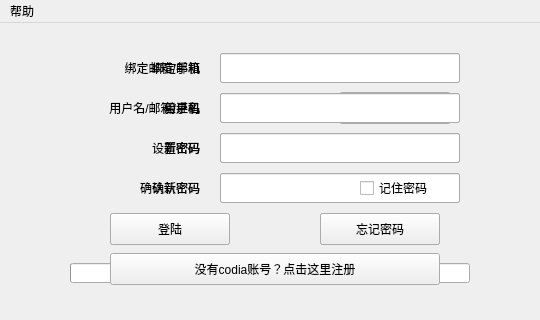
First picture: the form in loginWindow.ui, repository Camorgx/CodiaClient, before the edit.
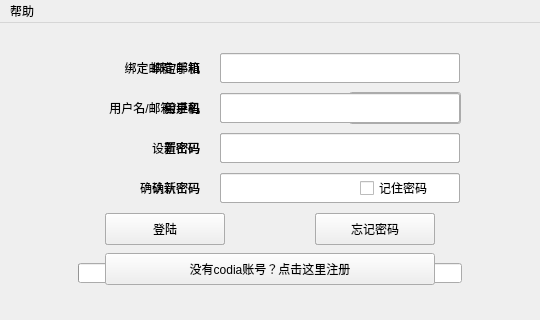
Second picture: the form after the edit. Icons and pictures are not drawn.

Commit message: 修复注册界面UI未对齐的bug, 优化登录界面UI

Diff of the .ui file:
```diff
--- a/loginWindow.ui
+++ b/loginWindow.ui
@@ -63,7 +63,7 @@
     <widget class="QPushButton" name="pushButtonLoginGoReset">
      <property name="geometry">
       <rect>
-       <x>320</x>
+       <x>315</x>
        <y>190</y>
        <width>120</width>
        <height>32</height>
@@ -160,7 +160,7 @@
     <widget class="QPushButton" name="pushButtonLoginGoRegister">
      <property name="geometry">
       <rect>
-       <x>110</x>
+       <x>105</x>
        <y>230</y>
        <width>330</width>
        <height>32</height>
@@ -173,7 +173,7 @@
     <widget class="QPushButton" name="pushButtonLogin">
      <property name="geometry">
       <rect>
-       <x>110</x>
+       <x>105</x>
        <y>190</y>
        <width>120</width>
        <height>32</height>
@@ -186,9 +186,9 @@
     <widget class="QProgressBar" name="progressBarLogin">
      <property name="geometry">
       <rect>
-       <x>70</x>
+       <x>78</x>
        <y>240</y>
-       <width>400</width>
+       <width>384</width>
        <height>20</height>
       </rect>
      </property>
@@ -242,7 +242,7 @@
     <widget class="QPushButton" name="pushButtonRegister">
      <property name="geometry">
       <rect>
-       <x>110</x>
+       <x>105</x>
        <y>190</y>
        <width>120</width>
        <height>32</height>
@@ -376,7 +376,7 @@
     <widget class="QPushButton" name="pushButtonRegisterReturn">
      <property name="geometry">
       <rect>
-       <x>320</x>
+       <x>315</x>
        <y>190</y>
        <width>120</width>
        <height>32</height>
@@ -405,7 +405,7 @@
     <widget class="QPushButton" name="pushButtonReset">
      <property name="geometry">
       <rect>
-       <x>110</x>
+       <x>105</x>
        <y>190</y>
        <width>120</width>
        <height>32</height>
@@ -554,7 +554,7 @@
     <widget class="QPushButton" name="pushButtonResetAcquire">
      <property name="geometry">
       <rect>
-       <x>339</x>
+       <x>349</x>
        <y>69</y>
        <width>112</width>
        <height>32</height>
@@ -567,7 +567,7 @@
     <widget class="QPushButton" name="pushButtonResetReturn">
      <property name="geometry">
       <rect>
-       <x>320</x>
+       <x>315</x>
        <y>190</y>
        <width>120</width>
        <height>32</height>
```
The commit also changes 2 other files.
